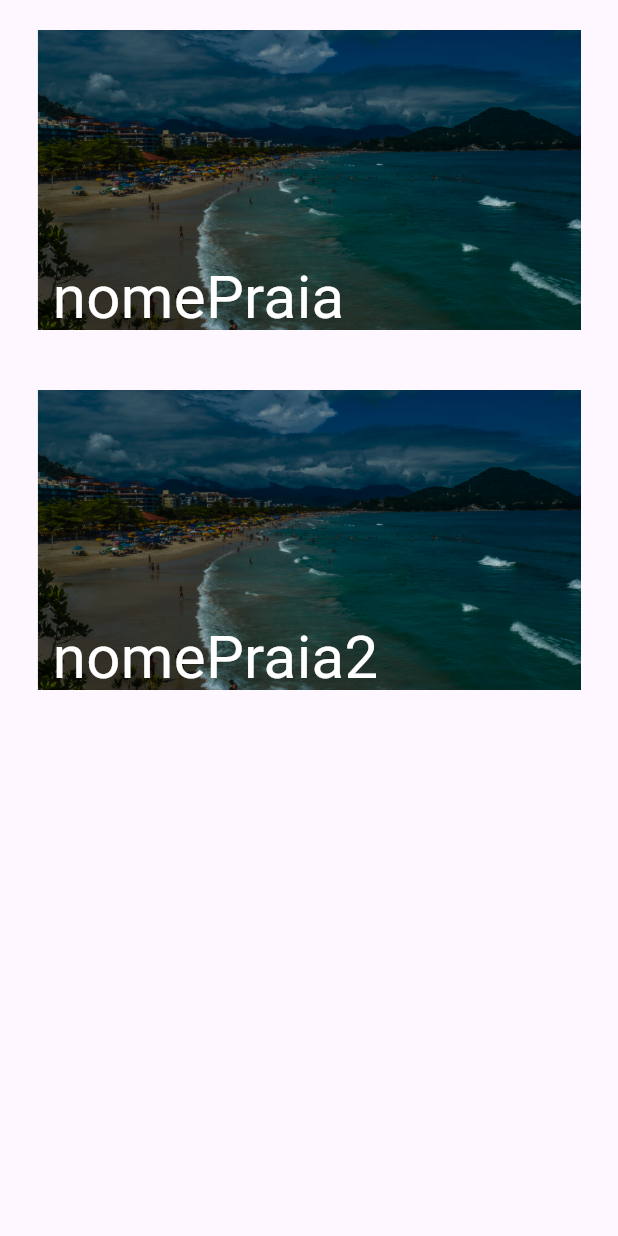
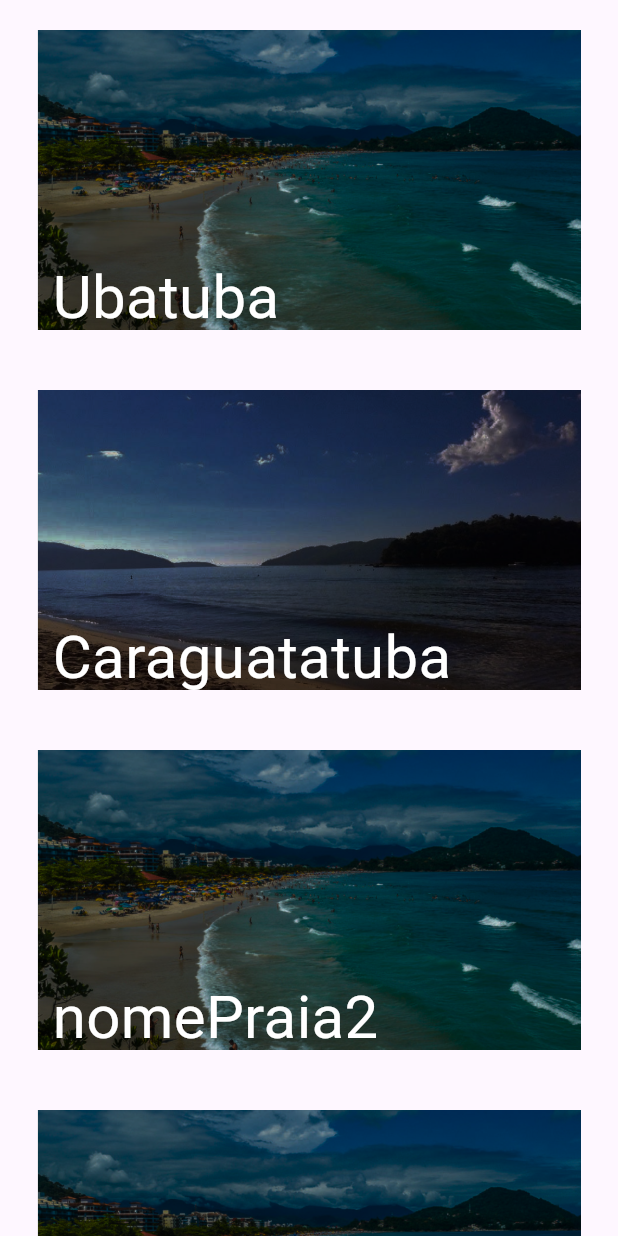
Before and after one commit to LucasHor4/SurfSP, a Flutter app: the screen it shows after launch, after a tap on "Praias em SP", on a phone screen of 412 x 824 dp. Run offline on Flutter 3.47's test engine with Material 3 defaults, Android fonts, the light colour scheme and no system bars.

Commit message:
Corrigindo erros de classe e corrigindo erros da list.

```diff
--- a/lib/classes/cl_Endereco.dart
+++ b/lib/classes/cl_Endereco.dart
@@ -1,9 +1,9 @@
-class Endereco {
+class clEndereco {
   final num cep;
   final String cidade;
   final String bairro;
   final String rua;
   final int numero;
 
-  Endereco( this.cep, this.cidade, this.bairro, this.rua, this.numero);
+  clEndereco( this.cep, this.cidade, this.bairro, this.rua, this.numero);
 }
--- a/lib/classes/cl_Onda.dart
+++ b/lib/classes/cl_Onda.dart
@@ -1,7 +1,7 @@
-class Onda{
+class clOnda{
   late int idOnda;
   final String tipoOnda;
   final String descOnda;
 
-  Onda( this.idOnda, this.tipoOnda, this.descOnda);
+  clOnda( this.idOnda, this.tipoOnda, this.descOnda);
 }
--- a/lib/praias.dart
+++ b/lib/praias.dart
@@ -14,44 +14,94 @@ class Teste extends StatefulWidget {
 }
 
 class TesteState extends State<Teste> {
+  //lista de instancias das praias:
   List<clPraia> lpraia = [
-    clPraia(1, 'nomePraia', 'descPraia', 'img/uba.png'),
-    clPraia(2, 'nomePraia2', 'descPraia2', 'img/uba.png'),
+    clPraia(
+      1,
+      'Ubatuba',
+      'Um destino imperdível para surfistas de todos os níveis é Praia Grande, em Ubatuba. É reconhecido por suas ondas consistentes e acessíveis. É uma excelente área para surfe, principalmente de setembro a fevereiro, quando as ondas são mais suaves e ideais para iniciantes e intermediários.  Além de ser um local popular para o surf, a Praia Grande também é conhecida por sua atmosfera animada e paisagens de tirar o fôlego, o que a torna uma das praias mais populares de Ubatuba. Ideal para exercícios como caminhadas e corridas na areia, é também um ótimo lugar para desfrutar e admirar o sol.',
+      'img/uba.png'
+    ),
+    clPraia(
+      2,
+      'Caraguatatuba',
+      'Conhecida por suas ondas longas e desafiadoras, a Praia de Massaguaçu, em Caraguatatuba, é um verdadeiro paraíso para surfistas avançados e intermediários. Para manobras radicais, é ideal ter águas agitadas e ondulações consistentes, especialmente de junho a novembro. A ampla praia garante espaço suficiente para surfistas e banhistas, enquanto a infraestrutura do entorno, que oferece restaurantes, bares e cafés, oferece conforto e comodidade. Além disso, Massaguaçu encanta com suas belezas naturais, oferecendo vistas panorâmicas do mar e das montanhas, sendo o local ideal para caminhadas e relaxamento após o surf. O fácil acesso e a proximidade facilitam a chegada. Prepare-se para uma deliciosa refeição e aproveite as ondas poderosas em um dos melhores spots do litoral norte de São Paulo!',
+      'img/car.png'
+    ),
+    clPraia(
+      3,
+      'nomePraia2',
+      'descPraia2',
+      'img/uba.png'
+    ),
+    clPraia(
+      4,
+      'nomePraia2',
+      'descPraia2',
+      'img/uba.png'
+    ),
+    clPraia(
+      5,
+      'nomePraia2',
+      'descPraia2',
+      'img/uba.png'
+    ),
+    clPraia(
+      6,
+      'nomePraia2',
+      'descPraia2',
+      'img/uba.png'
+    ),
+    clPraia(
+      7,
+      'nomePraia2',
+      'descPraia2',
+      'img/uba.png'
+    ),
+    clPraia(
+      8,
+      'nomePraia2',
+      'descPraia2',
+      'img/uba.png'
+    ),
+    clPraia(
+      9,
+      'nomePraia2',
+      'descPraia2',
+      'img/uba.png'
+    ),
+    clPraia(
+      10,
+      'nomePraia2',
+      'descPraia2',
+      'img/uba.png'
+    ),
   ];
 
   @override
   Widget build(BuildContext context) {
-    ListView.builder(
-      itemCount: lpraia.length,
-      itemBuilder: (BuildContext context, index) {
-        return ListTile(
-          title: Text(lpraia[0].nomePraia),
-        );
-      },
-    );
+    double tamanho = MediaQuery.of(context).size.width;
     return MaterialApp(
       home: Scaffold(
         body: Center(
           child: ListView.builder(
             itemBuilder: (context, index) {
               bool troca = true;
-              return AbsorbPointer(
-                  absorbing: true,
-                  child: GestureDetector(
-                    // começa aqui
+              return StatefulBuilder(
+                  builder: (context, setState) => GestureDetector(
                       onTap: () {
                         setState(() {
                           troca = !troca;
-                        Navigator.pop(context);
                         });
                       },
-                    child: Center(
-                      child: AnimatedContainer(
+                      child:Center(
+                        child:
+                      AnimatedContainer(
                         //Container e configurações dele.x
                         margin: const EdgeInsets.only(
                             bottom: 20, //xx
                             top: 20),
-                          width: MediaQuery.of(context).size.width - 50,
+                        width: tamanho - 50,
                         height: (troca == false)
                             ? 750
                             : 200, //ajuste de altura[altura quando selecionado : altura padrão]
@@ -65,7 +115,7 @@ class TesteState extends State<Teste> {
                               child: Image.asset(
                                 //imagem da praia
                                 lpraia[index].imgPraia,
-                                  width: MediaQuery.of(context).size.width - 50,
+                                width: tamanho - 50,
                                 height: 200,
                                 fit: (troca == false)
                                     ? BoxFit.cover
@@ -95,22 +145,24 @@ class TesteState extends State<Teste> {
                                       right: 11,
                                     ),
                                     width:
-                                          MediaQuery.of(context).size.width - 1,
+                                        tamanho - 1,
                                     child: (troca == false)
                                         ? Text(
                                             lpraia[index].descPraia,
                                             style: const TextStyle(
-                                                  decoration:
-                                                      TextDecoration.none,
+                                                decoration: TextDecoration.none,
                                                 fontSize: 20,
                                                 color: Color.fromARGB(
                                                     255, 41, 41, 41)),
                                           )
                                         : const Text('')))
                           ],
-                          )),
                         ),
-                  ));
+                      )
+                  )
+                    )
+                  )
+                ;
             },
             itemCount: lpraia.length,
           ),
```
Also changed, not shown: lib/classes/cl_Praia.dart (+0 -69 lines). Lines whose indentation alone changed are shown as unchanged.
